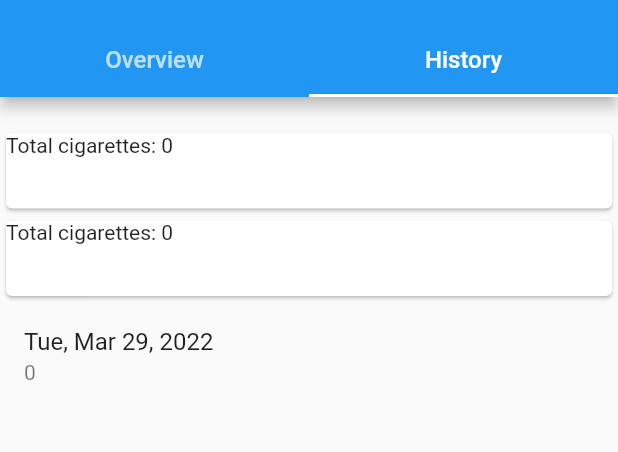
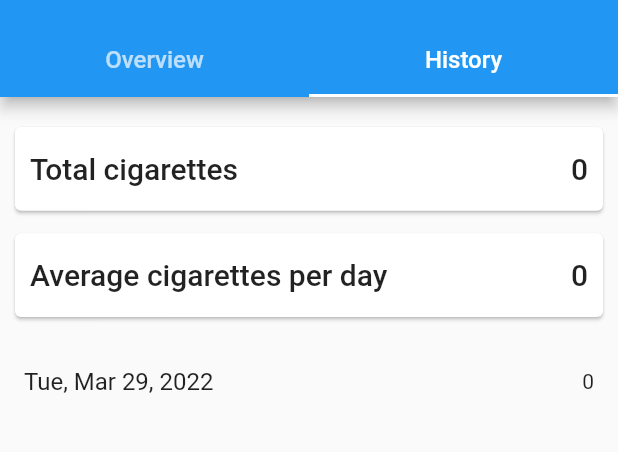
Before and after one commit to probaty/cigarette_counter, a Flutter app: the screen it shows after launch, tab 2 chosen, on a phone screen of 412 x 824 dp, the part 59-511 px from its top. Run offline on Flutter 3.47's test engine with Material 2 defaults, Android fonts, the phone set to English and light mode, and no system bars; our stand-ins replace bloc, cloud_firestore, firebase_core, flutter_bloc; accounts and stored records are empty.

Commit message:
add history style

```diff
--- a/lib/presentation/widgets/history_widget.dart
+++ b/lib/presentation/widgets/history_widget.dart
@@ -51,29 +51,77 @@ class _HistoryWidgetState extends State<HistoryWidget> {
               Expanded(
                 child: SizedBox.expand(
                   child: Card(
-                    child: Text('Total cigarettes: ${total.toString()}'),
-                  ),
+                      margin: const EdgeInsets.symmetric(horizontal: 10),
+                      child: Padding(
+                        padding: const EdgeInsets.symmetric(horizontal: 10),
+                        child: Row(
+                            mainAxisAlignment: MainAxisAlignment.spaceBetween,
+                            children: [
+                              Text(
+                                'Total cigarettes',
+                                style: Theme.of(context).textTheme.headline6,
+                              ),
+                              Text(
+                                total.toString(),
+                                style: Theme.of(context).textTheme.headline6,
+                              )
+                            ]),
+                      )
+                      // child: Text('Total cigarettes: ${total.toString()}'),
+                      ),
                 ),
+              ),
+              const SizedBox(
+                height: 15,
               ),
               Expanded(
                 child: SizedBox.expand(
                   child: Card(
-                    child: Text(
-                        'Total cigarettes: ${(total / dataList.length).ceil().toString()}'),
-                  ),
+                      margin: const EdgeInsets.symmetric(
+                        horizontal: 10,
+                      ),
+                      child: Padding(
+                        padding: const EdgeInsets.symmetric(horizontal: 10),
+                        child: Row(
+                            mainAxisAlignment: MainAxisAlignment.spaceBetween,
+                            children: [
+                              Text(
+                                'Average cigarettes per day',
+                                style: Theme.of(context).textTheme.headline6,
+                              ),
+                              Text(
+                                (total / dataList.length).ceil().toString(),
+                                style: Theme.of(context).textTheme.headline6,
+                              )
+                            ]),
+                      )
+                      // child: Text('Total cigarettes: ${total.toString()}'),
+                      ),
+                  // child: Card(
+                  //   child: Text(
+                  //       'Total cigarettes: ${(total / dataList.length).ceil().toString()}'),
+                  // ),
                 ),
+              ),
+              const SizedBox(
+                height: 15,
               ),
               Expanded(
                 flex: 10,
-                child: ListView(
-                  children: dataList.map((DocumentSnapshot document) {
+                child: ListView.separated(
+                  itemCount: dataList.length,
+                  separatorBuilder: (context, index) {
+                    return const Divider();
+                  },
+                  itemBuilder: (context, index) {
                     Map<String, dynamic> data =
-                        document.data()! as Map<String, dynamic>;
+                        dataList[index].data()! as Map<String, dynamic>;
                     return ListTile(
                       title: Text(data['date']),
-                      subtitle: Text(data['count'].toString()),
+                      trailing: Text(data['count'].toString()),
+                      // subtitle: Text(data['count'].toString()),
                     );
-                  }).toList(),
+                  },
                 ),
               ),
             ],
```
